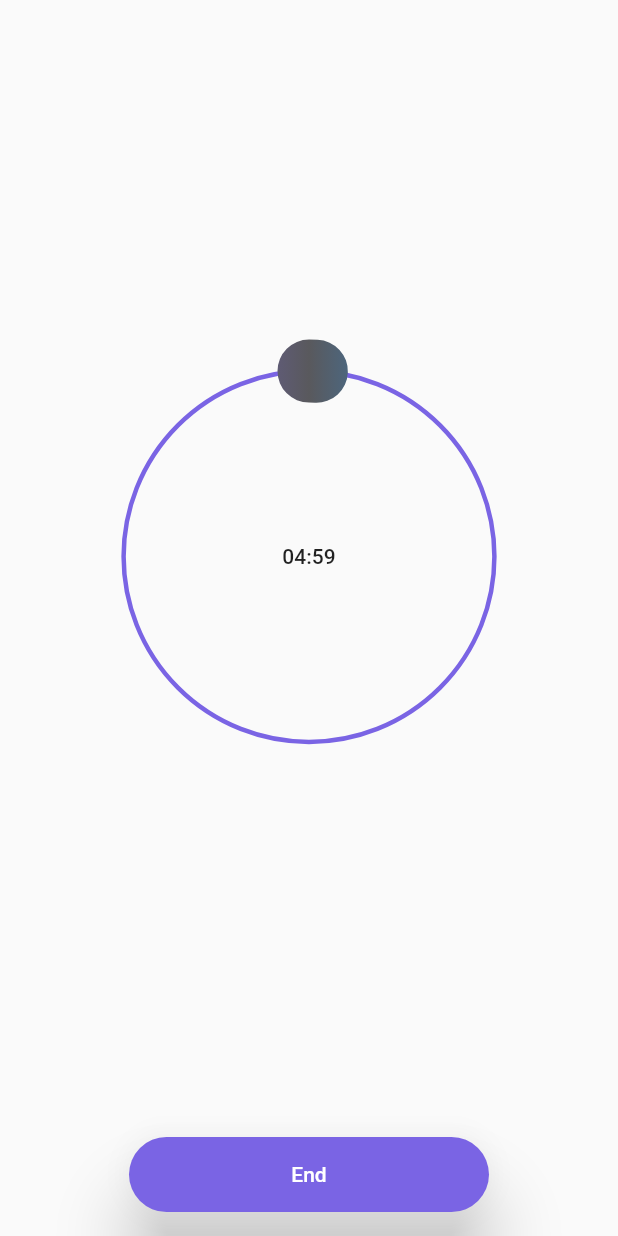
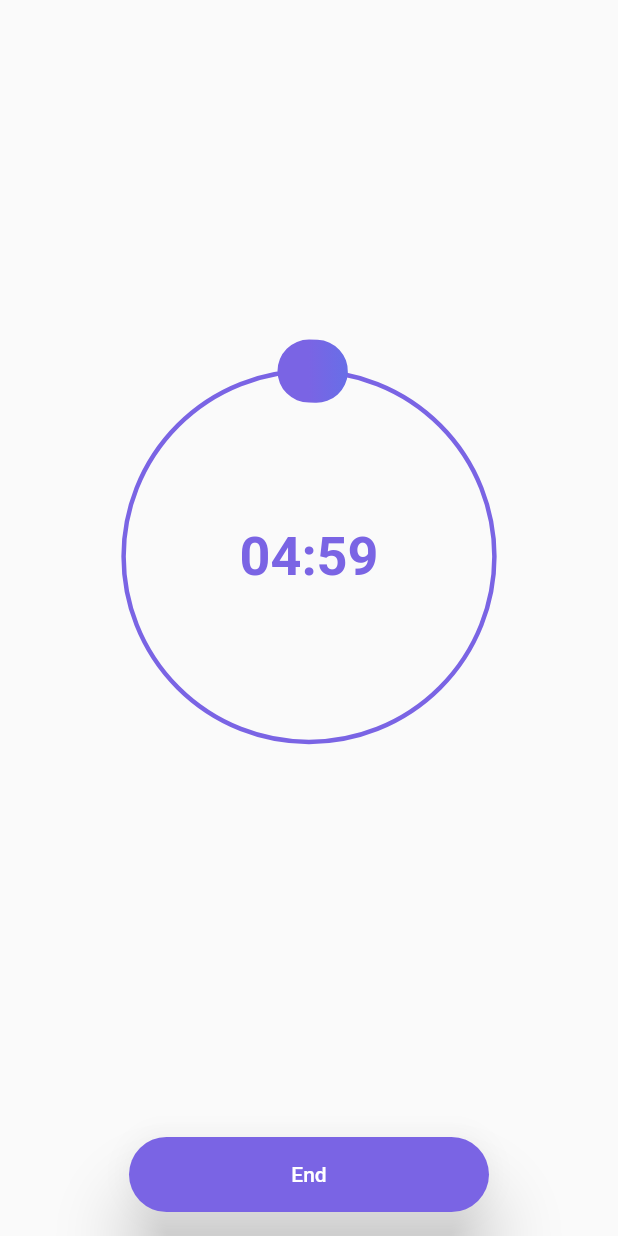
Before and after one commit to rks369/swastha_health_app, a Flutter app: the Meditation screen opened directly, on a phone screen of 412 x 824 dp. Run offline on Flutter 3.47's test engine with Material 2 defaults, Android fonts, the phone set to English and light mode, and no system bars; our stand-ins replace assets_audio_player, cloud_firestore, firebase_auth, firebase_core, firebase_storage, fl_chart and 12 more; missing offline and left inert: flutter_background_service, flutter_background_service_android; accounts and stored records are empty.

Commit message:
Minor Update

```diff
--- a/lib/utils/constants.dart
+++ b/lib/utils/constants.dart
@@ -14,6 +14,7 @@ const List<Color> barColor = [
 const List<String> weekday = ["Mon", "Tue", "Wed", "Thus", "Fri", "Sat", "Sun"];
 
 const List<Duration> kPresetTimers = <Duration>[
+  Duration(minutes: 1),
   Duration(minutes: 5),
   Duration(minutes: 10),
   Duration(minutes: 15),
--- a/lib/widgets/countdown_circle.dart
+++ b/lib/widgets/countdown_circle.dart
@@ -4,7 +4,7 @@ import 'package:flutter/material.dart';
 import 'package:swastha/utils/styles.dart';
 
 class CountdownCircle extends StatefulWidget {
-   const CountdownCircle({Key? key, required this.duration}) : super(key: key);
+  const CountdownCircle({Key? key, required this.duration}) : super(key: key);
   final Duration duration;
   @override
   State<CountdownCircle> createState() => _CountdownCircleState();
@@ -38,7 +38,7 @@ class _CountdownCircleState extends State<CountdownCircle>
         child: CustomPaint(
           painter: _CircleCountdownPainter(
               thinRing: kPrimaryColor,
-              tickerRing: kSecondaryColor,
+              tickerRing: kPrimaryColor,
               animation: Tween<double>(begin: 0.0, end: pi * 2).animate(
                   CurvedAnimation(parent: _controller, curve: Curves.linear))),
           size: Size.infinite,
@@ -49,7 +49,10 @@ class _CountdownCircleState extends State<CountdownCircle>
 }
 
 class _CircleCountdownPainter extends CustomPainter {
-  _CircleCountdownPainter({required this.animation, required this.thinRing, required this.tickerRing})
+  _CircleCountdownPainter(
+      {required this.animation,
+      required this.thinRing,
+      required this.tickerRing})
       : fillerPaint = Paint()
           ..color = kPrimaryColor
           ..style = PaintingStyle.stroke
@@ -86,11 +89,7 @@ class _CircleCountdownPainter extends CustomPainter {
     final Gradient gradient = LinearGradient(
       begin: Alignment.topCenter,
       end: Alignment.bottomCenter,
-      colors: <Color>[
-      kPrimaryColor,
-        tickerRing,
-        Colors.blue
-      ],
+      colors: <Color>[kPrimaryColor, tickerRing, Colors.blue],
       stops: const [0.0, 0.5, 1.0],
     );
 
--- a/lib/widgets/nash_breathe.dart
+++ b/lib/widgets/nash_breathe.dart
@@ -40,7 +40,7 @@ class _CupertinoBreatheState extends State<CupertinoBreathe>
                 parent: _controller,
                 curve: Curves.easeOutQuart,
                 reverseCurve: Curves.easeOutQuart),
-            count: 6,
+            count: 12,
           ),
           size: Size.infinite,
         ),
@@ -55,7 +55,7 @@ class _BreathePainter extends CustomPainter {
     required this.count,
   })  : circlePaint = Paint()
           ..color = kPrimaryColor
-          ..blendMode = BlendMode.screen,
+          ..blendMode = BlendMode.modulate,
         super(repaint: animation);
 
   final Animation<double> animation;
--- a/lib/widgets/time_counter.dart
+++ b/lib/widgets/time_counter.dart
@@ -105,7 +105,7 @@ class _TimerCountdown extends State<TimerCountdown> {
     });
 
     if (cancelled) {
-      changeScreen(context, const MainScreen());
+      Navigator.pop(context);
     } else {
       Quote quote = getQuote();
       changeScreen(context, CompletionScreen(quote: quote));
@@ -131,7 +131,7 @@ class _TimerCountdown extends State<TimerCountdown> {
                     ),
                     Text(
                       _display,
-                      style: Theme.of(context).textTheme.bodyText1,
+                      style: kHeadingTextStyle,
                     ),
                   ],
                 ),
```
Also changed, not shown: lib/screens/home/mental_health/completion_screen.dart (+8 -5 lines).
